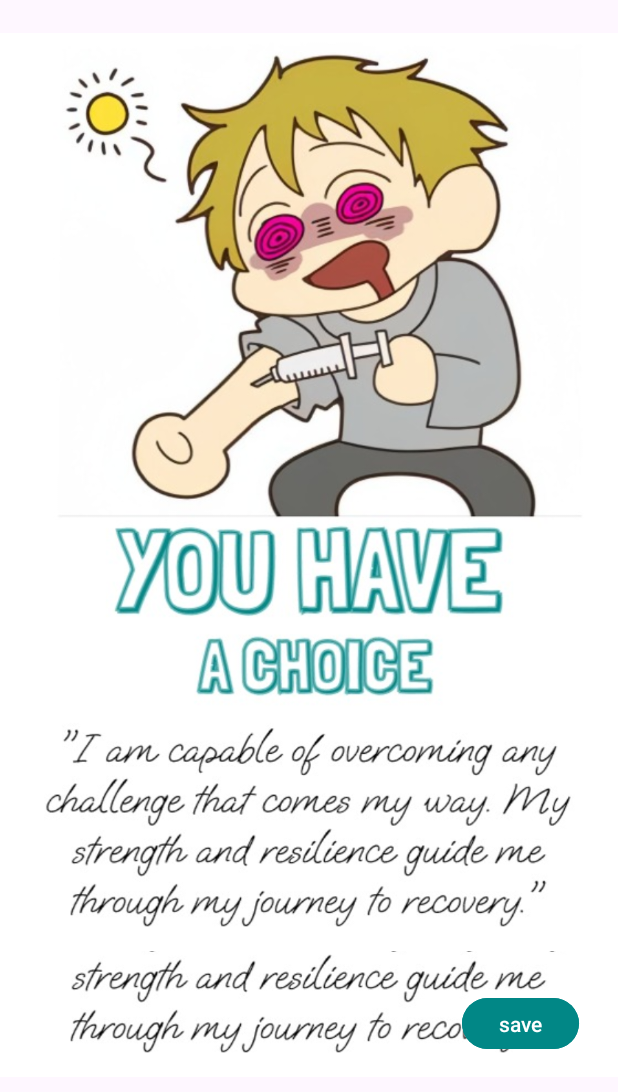
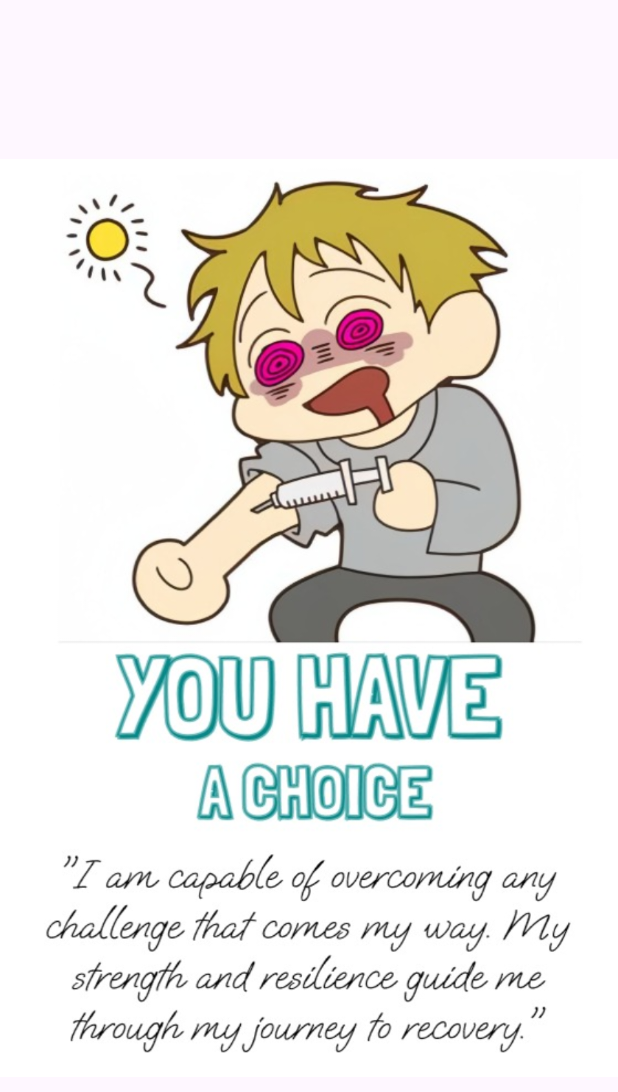
Before and after one commit to caileechang/drugrecoveryapps, an Android app: the fragment DailyAffirmation_Fragment shown on its own in the app's theme, on a phone screen of 412 x 824 dp. Shown: the top 1092 px of the screen. Run offline under Robolectric (Android 15) with nearby library versions, the phone set to English and light mode, and no system bars.

Commit message:
motivation

```diff
--- a/app/src/main/res/layout/fragment_daily_affirmation_.xml
+++ b/app/src/main/res/layout/fragment_daily_affirmation_.xml
@@ -27,19 +27,13 @@
             android:visibility="visible"
             tools:visibility="visible" />
 
-        <ImageView
-            android:id="@+id/imageView"
-            android:layout_width="wrap_content"
-            android:layout_height="656dp"
-            android:src="@drawable/affirmation1" />
-
     </FrameLayout>
 
     <Button
         android:id="@+id/saveButton"
         android:layout_width="wrap_content"
         android:layout_height="wrap_content"
-        android:layout_marginTop="661dp"
+        android:layout_marginTop="670dp"
         android:layout_marginEnd="16dp"
         android:backgroundTint="@color/teal_700"
         android:insetRight="10dp"
@@ -50,4 +44,13 @@
         app:layout_constraintTop_toTopOf="parent"
         tools:visibility="visible" />
 
+    <ImageView
+        android:id="@+id/imageView"
+        android:layout_width="wrap_content"
+        android:layout_height="wrap_content"
+        android:src="@drawable/affirmation1"
+        app:layout_constraintEnd_toEndOf="parent"
+        app:layout_constraintStart_toStartOf="parent"
+        app:layout_constraintTop_toTopOf="parent" />
+
 </androidx.constraintlayout.widget.ConstraintLayout>
--- a/app/src/main/res/layout/fragment_motivation.xml
+++ b/app/src/main/res/layout/fragment_motivation.xml
@@ -30,7 +30,7 @@
         android:id="@+id/saveButton"
         android:layout_width="wrap_content"
         android:layout_height="wrap_content"
-        android:layout_marginTop="665dp"
+        android:layout_marginTop="680dp"
         android:layout_marginEnd="16dp"
         android:backgroundTint="@color/teal_700"
         android:insetRight="10dp"
--- a/app/src/main/res/layout/fragment_motivation2.xml
+++ b/app/src/main/res/layout/fragment_motivation2.xml
@@ -21,7 +21,7 @@
         android:id="@+id/saveButton"
         android:layout_width="wrap_content"
         android:layout_height="wrap_content"
-        android:layout_marginTop="645dp"
+        android:layout_marginTop="650dp"
         android:layout_marginEnd="16dp"
         android:backgroundTint="@color/teal_700"
         android:insetRight="10dp"
@@ -36,9 +36,8 @@
         android:id="@+id/imageView3"
         android:layout_width="430dp"
         android:layout_height="680dp"
-        android:layout_marginBottom="20dp"
-        app:layout_constraintBottom_toTopOf="@+id/saveButton"
         app:layout_constraintEnd_toEndOf="parent"
+        app:layout_constraintTop_toTopOf="parent"
         app:srcCompat="@drawable/motivation2" />
 
 </androidx.constraintlayout.widget.ConstraintLayout>
--- a/app/src/main/res/layout/fragment_motivation_3.xml
+++ b/app/src/main/res/layout/fragment_motivation_3.xml
@@ -18,7 +18,7 @@
         <ImageView
             android:id="@+id/imageView4"
             android:layout_width="wrap_content"
-            android:layout_height="match_parent"
+            android:layout_height="wrap_content"
             android:src="@drawable/motivation_3" />
     </FrameLayout>
 
@@ -26,7 +26,7 @@
         android:id="@+id/saveButton"
         android:layout_width="wrap_content"
         android:layout_height="wrap_content"
-        android:layout_marginTop="660dp"
+        android:layout_marginTop="611dp"
         android:layout_marginEnd="16dp"
         android:backgroundTint="@color/teal_700"
         android:insetRight="10dp"
```
